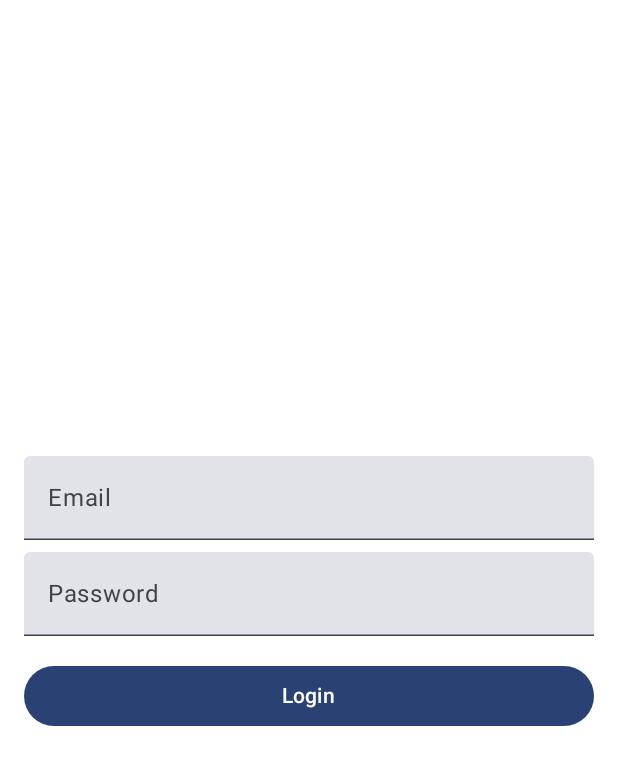
After one commit to xArE0/SmartFit, an Android app built with Jetpack Compose: the composable Navigation shown on its own in the app's theme, on a phone screen of 412 x 824 dp. The commit adds this screen. Shown: the top 765 px of the screen. Run offline under Robolectric (Android 15) with nearby library versions, the phone set to English and light mode, and no system bars; our stand-ins replace Firebase (no records; nobody signed in at launch, a user with empty details on screens opened directly).

Commit message:
Holy shit the Navigation Version Mismatch

```diff
--- a/app/src/main/java/com/example/project_smartfit/Homepage.kt
+++ b/app/src/main/java/com/example/project_smartfit/Homepage.kt
@@ -6,13 +6,14 @@ import androidx.compose.runtime.*
 import androidx.compose.ui.Alignment
 import androidx.compose.ui.Modifier
 import androidx.compose.ui.unit.dp
+import androidx.navigation.NavController
 import com.google.firebase.database.FirebaseDatabase
 import com.google.firebase.database.DataSnapshot
 import com.google.firebase.database.DatabaseError
 import com.google.firebase.database.ValueEventListener
 
 @Composable
-fun Homepage(onLogout: () -> Unit = {}) {
+fun Homepage(navController: NavController) {
     var message by remember { mutableStateOf("Loading...") }
 
     LaunchedEffect(Unit) {
@@ -41,9 +42,6 @@ fun Homepage(onLogout: () -> Unit = {}) {
         Column(horizontalAlignment = Alignment.CenterHorizontally) {
             Text(text = message)
             Spacer(modifier = Modifier.height(24.dp))
-            Button(onClick = { onLogout() }) {
-                Text("Logout")
-            }
         }
     }
 }
--- a/app/src/main/java/com/example/project_smartfit/Login.kt
+++ b/app/src/main/java/com/example/project_smartfit/Login.kt
@@ -9,10 +9,11 @@ import androidx.compose.ui.text.input.PasswordVisualTransformation
 import androidx.compose.ui.unit.dp
 import com.google.firebase.firestore.FirebaseFirestore
 import androidx.compose.ui.platform.LocalContext
+import androidx.navigation.NavController
 import com.example.project_smartfit.ui.theme.SessionManager
 
 @Composable
-fun Login(onLoginSuccess: () -> Unit = {}) {
+fun Login(navController: NavController) {
     var email by remember { mutableStateOf("") }
     var password by remember { mutableStateOf("") }
     var message by remember { mutableStateOf("") }
@@ -59,7 +60,7 @@ fun Login(onLoginSuccess: () -> Unit = {}) {
                                     // Save session
                                     SessionManager.getInstance(context).saveSession(userId, email)
                                     message = "Login successful!"
-                                    onLoginSuccess()
+                                    navController.navigate(ScreenB)
                                 } else {
                                     message = "Invalid email or password"
                                 }
--- /dev/null
+++ b/app/src/main/java/com/example/project_smartfit/Navigation.kt
@@ -0,0 +1,32 @@
+package com.example.project_smartfit
+
+import androidx.compose.runtime.Composable
+import androidx.compose.ui.platform.LocalContext
+import androidx.navigation.compose.NavHost
+import androidx.navigation.compose.composable
+import androidx.navigation.compose.rememberNavController
+import kotlinx.serialization.Serializable
+
+
+@Composable
+fun Navigation() {
+    val context = LocalContext.current
+    val navController = rememberNavController()
+    NavHost(
+        navController = navController,
+        startDestination = ScreenA
+    ) {
+        composable<ScreenA> {
+            Login(navController)
+        }
+        composable<ScreenB> {
+           Homepage(navController)
+        }
+    }
+}
+
+@Serializable
+object ScreenA
+
+@Serializable
+object ScreenB
```
Also changed, not shown: app/build.gradle.kts (+13 -0 lines), app/src/main/java/com/example/project_smartfit/MainActivity.kt (+1 -14 lines), gradle/libs.versions.toml (+11 -0 lines).
